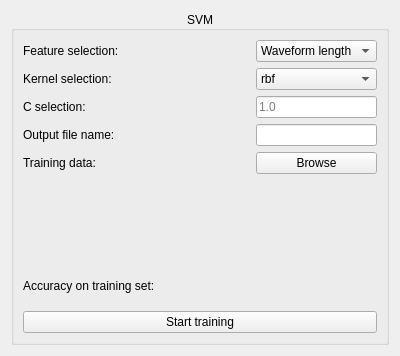
pulp-bio/biogui, file designer/svm_train_config.ui: the form before one commit.
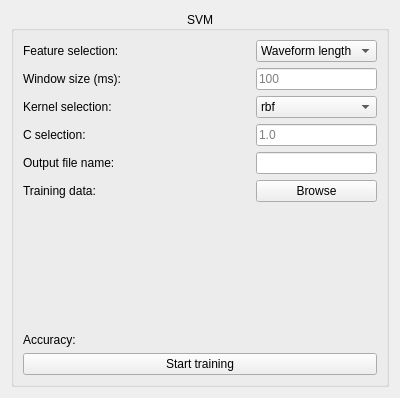
The form after the commit.

Commit message: Improved SVM training module

Diff of the .ui file:
```diff
--- a/designer/svm_train_config.ui
+++ b/designer/svm_train_config.ui
@@ -7,7 +7,7 @@
     <x>0</x>
     <y>0</y>
     <width>400</width>
-    <height>356</height>
+    <height>398</height>
    </rect>
   </property>
   <property name="windowTitle">
@@ -28,7 +28,7 @@
      <property name="checked">
       <bool>false</bool>
      </property>
-     <layout class="QVBoxLayout" name="verticalLayout_4">
+     <layout class="QVBoxLayout" name="verticalLayout_4" stretch="4,0,4,0,0">
       <item>
        <layout class="QGridLayout" name="gridLayout_2" columnstretch="2,1">
         <item row="0" column="0">
@@ -38,7 +38,21 @@
           </property>
          </widget>
         </item>
-        <item row="1" column="1">
+        <item row="5" column="0">
+         <widget class="QLabel" name="label6">
+          <property name="text">
+           <string>Training data:</string>
+          </property>
+         </widget>
+        </item>
+        <item row="4" column="1">
+         <widget class="QLineEdit" name="outModelTextField">
+          <property name="toolTip">
+           <string>If no name is provided, one based on the timestamp will be used</string>
+          </property>
+         </widget>
+        </item>
+        <item row="2" column="1">
          <widget class="QComboBox" name="kernelComboBox">
           <item>
            <property name="text">
@@ -62,61 +76,20 @@
           </item>
          </widget>
         </item>
-        <item row="2" column="1">
-         <widget class="QLineEdit" name="cTextField">
-          <property name="toolTip">
-           <string>If a non-numeric value is set, the default value will be used</string>
-          </property>
-          <property name="text">
-           <string/>
-          </property>
-          <property name="placeholderText">
-           <string>1.0</string>
-          </property>
-         </widget>
-        </item>
         <item row="4" column="0">
          <widget class="QLabel" name="label_4">
           <property name="text">
-           <string>Training data:</string>
+           <string>Output file name:</string>
           </property>
          </widget>
         </item>
         <item row="2" column="0">
-         <widget class="QLabel" name="label_5">
-          <property name="text">
-           <string>C selection:</string>
-          </property>
-         </widget>
-        </item>
-        <item row="4" column="1">
-         <widget class="QPushButton" name="browseTrainDataButton">
-          <property name="text">
-           <string>Browse</string>
-          </property>
-         </widget>
-        </item>
-        <item row="1" column="0">
-         <widget class="QLabel" name="label_2">
+         <widget class="QLabel" name="label3">
           <property name="text">
            <string>Kernel selection:</string>
           </property>
          </widget>
         </item>
-        <item row="3" column="0">
-         <widget class="QLabel" name="label_3">
-          <property name="text">
-           <string>Output file name:</string>
-          </property>
-         </widget>
-        </item>
-        <item row="3" column="1">
-         <widget class="QLineEdit" name="outModelTextField">
-          <property name="toolTip">
-           <string>If no name is provided, one based on the timestamp will be used</string>
-          </property>
-         </widget>
-        </item>
         <item row="0" column="1">
          <widget class="QComboBox" name="featureComboBox">
           <item>
@@ -124,6 +97,55 @@
             <string>Waveform length</string>
            </property>
           </item>
+          <item>
+           <property name="text">
+            <string>RMS</string>
+           </property>
+          </item>
+         </widget>
+        </item>
+        <item row="3" column="1">
+         <widget class="QLineEdit" name="cTextField">
+          <property name="toolTip">
+           <string>If a non-numeric value is set, the default value will be used</string>
+          </property>
+          <property name="text">
+           <string/>
+          </property>
+          <property name="placeholderText">
+           <string>1.0</string>
+          </property>
+         </widget>
+        </item>
+        <item row="5" column="1">
+         <widget class="QPushButton" name="browseTrainDataButton">
+          <property name="text">
+           <string>Browse</string>
+          </property>
+         </widget>
+        </item>
+        <item row="3" column="0">
+         <widget class="QLabel" name="label4">
+          <property name="text">
+           <string>C selection:</string>
+          </property>
+         </widget>
+        </item>
+        <item row="1" column="0">
+         <widget class="QLabel" name="label2">
+          <property name="text">
+           <string>Window size (ms):</string>
+          </property>
+         </widget>
+        </item>
+        <item row="1" column="1">
+         <widget class="QLineEdit" name="winTextField">
+          <property name="toolTip">
+           <string>If a non-numeric value is set, the default value will be used</string>
+          </property>
+          <property name="placeholderText">
+           <string>100</string>
+          </property>
          </widget>
         </item>
        </layout>
@@ -137,6 +159,18 @@
       </item>
       <item>
        <widget class="QLabel" name="progressLabel">
+        <property name="minimumSize">
+         <size>
+          <width>0</width>
+          <height>0</height>
+         </size>
+        </property>
+        <property name="maximumSize">
+         <size>
+          <width>400</width>
+          <height>200</height>
+         </size>
+        </property>
         <property name="text">
          <string/>
         </property>
@@ -157,7 +191,7 @@
         <item row="0" column="0">
          <widget class="QLabel" name="label_6">
           <property name="text">
-           <string>Accuracy on training set:</string>
+           <string>Accuracy:</string>
           </property>
          </widget>
         </item>
```
Left out of the diff: 12 changed lines with no effect on the pictures. The commit also changes 12 other files.
